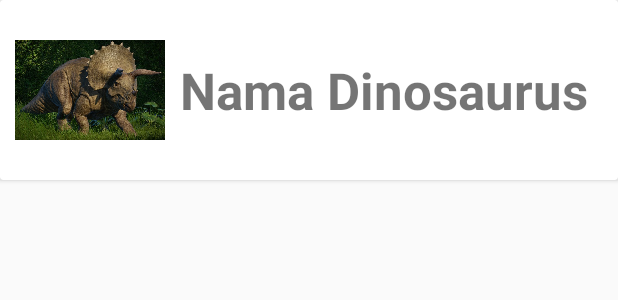
After one commit to jayflinehtg/UTS-ifs21038, an Android app: the layout item_row_dino.xml on its own in the app's theme, with its tools: preview values and no code run, on a phone screen of 412 x 824 dp. The commit adds this screen. Shown: the top 300 px of the screen. Run offline under Robolectric (Android 15) with nearby library versions, the phone set to English and light mode, and no system bars.

Commit message:
Update lagi bro

```diff
--- a/app/src/main/AndroidManifest.xml
+++ b/app/src/main/AndroidManifest.xml
@@ -12,6 +12,12 @@
         android:supportsRtl="true"
         android:theme="@style/Theme.DinoPedia"
         tools:targetApi="31">
+        <activity
+            android:name=".DetailDino"
+            android:exported="false" />
+        <activity
+            android:name=".DetailActivity"
+            android:exported="false" />
         <activity
             android:name=".ProfileActivity"
             android:exported="false" />
--- /dev/null
+++ b/app/src/main/res/layout/item_row_dino.xml
@@ -0,0 +1,34 @@
+<?xml version="1.0" encoding="utf-8"?>
+<androidx.cardview.widget.CardView
+    xmlns:android="http://schemas.android.com/apk/res/android"
+    xmlns:app="http://schemas.android.com/apk/res-auto"
+    xmlns:tools="http://schemas.android.com/tools"
+    android:layout_width="match_parent"
+    android:layout_height="wrap_content"
+    android:layout_marginBottom="15dp">
+
+    <LinearLayout
+        android:layout_width="match_parent"
+        android:layout_height="wrap_content"
+        android:orientation="horizontal"
+        android:padding="10dp"
+        tools:ignore="UseCompoundDrawables">
+        <ImageView
+            android:id="@+id/ivItemDino"
+            android:layout_width="100dp"
+            android:layout_height="100dp"
+            android:contentDescription="@string/info_dino_icon"
+            app:srcCompat="@drawable/triceratops"
+            tools:ignore="ImageContrastCheck" />
+        <TextView
+            android:id="@+id/tvItemDino"
+            android:layout_width="0dp"
+            android:layout_height="match_parent"
+            android:layout_marginStart="10dp"
+            android:layout_weight="1"
+            android:gravity="center_vertical"
+            android:text="@string/info_dino_name"
+            android:textSize="34sp"
+            android:textStyle="bold" />
+    </LinearLayout>
+</androidx.cardview.widget.CardView>
--- a/app/src/main/res/values/strings.xml
+++ b/app/src/main/res/values/strings.xml
@@ -100,8 +100,8 @@
     <!--    BAGIAN 1-->
 
     <string-array name="dino_icon1">
-        <item>@drawable/angka_1</item>
-        <item>@drawable/angka_2</item>
+        <item>@drawable/triceratops</item>
+        <item>@drawable/stegosaurus</item>
     </string-array>
 
     <string-array name="dino_name1">
```
Also changed, not shown: app/src/main/java/com/ifs21038/dinopedia/DinoActivity.kt (+93 -2 lines), app/src/main/java/com/ifs21038/dinopedia/FamiliaActivity.kt (+12 -0 lines), app/src/main/java/com/ifs21038/dinopedia/ListDinoAdapter.kt (+36 -1 lines), app/src/main/res/layout/activity_dino.xml (+13 -2 lines), app/src/main/res/drawable/stegosaurus.jpeg (added), app/src/main/res/drawable/triceratops.jpeg (added).
